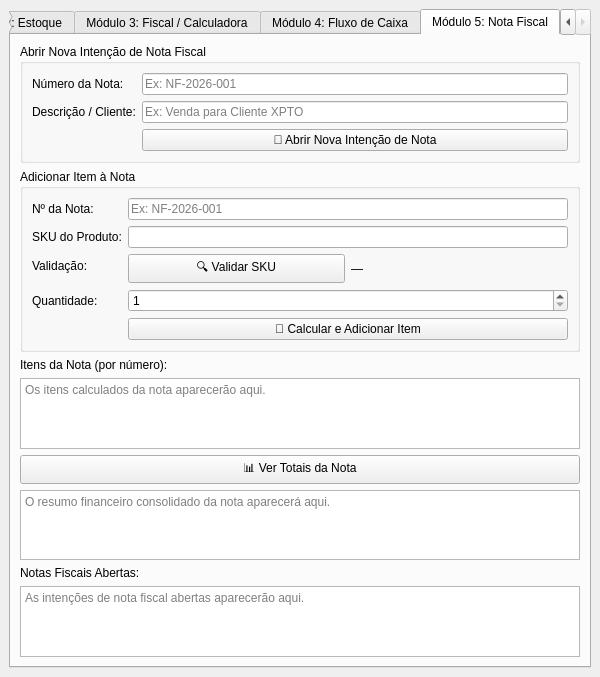
Qt form PROTOTIPO/tela_principal.ui (GestaoProjetos2026/Fiscal-Finance) before a commit.
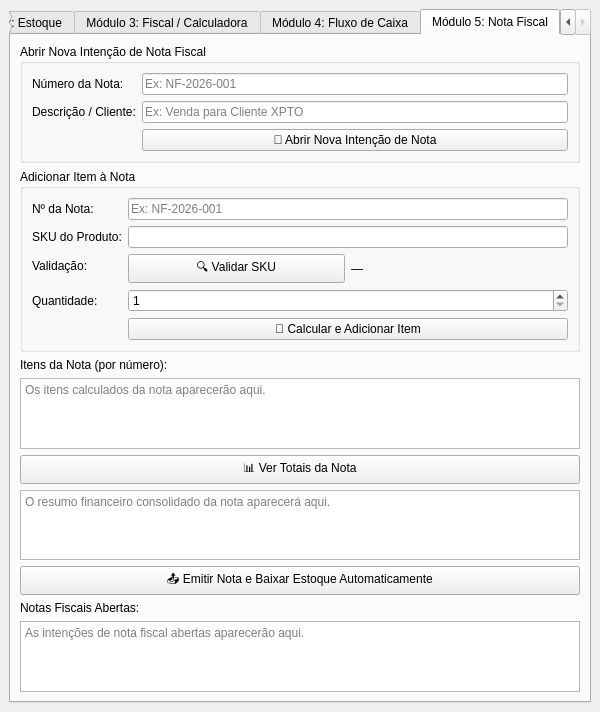
The same form after that commit. The open tabs and pages were chosen to show the change.

Commit message: feat(fisc): implementar baixa automatica de estoque [FISC-MOD5]

What changed in the file:
```diff
--- a/PROTOTIPO/tela_principal.ui
+++ b/PROTOTIPO/tela_principal.ui
@@ -288,6 +288,13 @@
          </widget>
         </item>
 
+        <!-- Seção: Emitir Nota (MOD5 - Baixa de Estoque) -->
+        <item>
+         <widget class="QPushButton" name="btn_nf_emitir">
+          <property name="text"><string>📤 Emitir Nota e Baixar Estoque Automaticamente</string></property>
+         </widget>
+        </item>
+
         <!-- Seção: Status / Histórico -->
         <item>
          <widget class="QLabel" name="label_nf_historico">
```
The commit also changes 2 other files.
